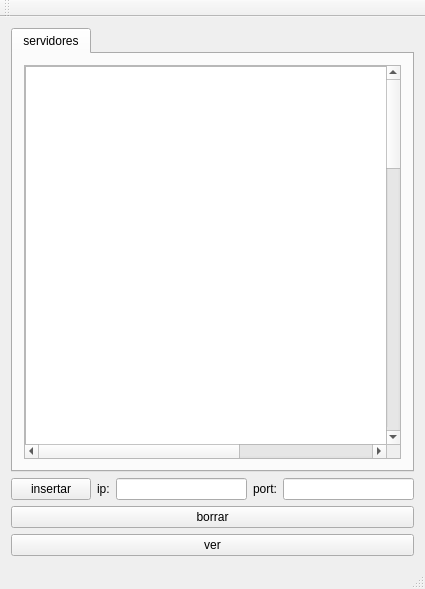
Qt form Midgard/midgardmenu.ui (Programmer-CE/Midgard-Project) before a commit.
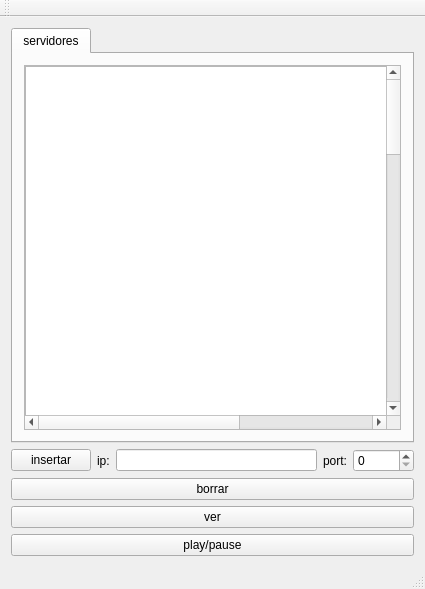
The same form after that commit. Icons and pictures are not drawn.

Diff of the .ui file:
```diff
--- a/Midgard/midgardmenu.ui
+++ b/Midgard/midgardmenu.ui
@@ -95,7 +95,14 @@
          </widget>
         </item>
         <item>
-         <widget class="QLineEdit" name="ipget"/>
+         <widget class="QLineEdit" name="ipget">
+          <property name="styleSheet">
+           <string notr="true"/>
+          </property>
+          <property name="inputMask">
+           <string/>
+          </property>
+         </widget>
         </item>
         <item>
          <widget class="QLabel" name="label_2">
@@ -105,7 +112,11 @@
          </widget>
         </item>
         <item>
-         <widget class="QLineEdit" name="portget"/>
+         <widget class="QSpinBox" name="portget">
+          <property name="maximum">
+           <number>99999</number>
+          </property>
+         </widget>
         </item>
        </layout>
       </item>
@@ -123,6 +134,13 @@
         </property>
        </widget>
       </item>
+      <item>
+       <widget class="QPushButton" name="pushButton">
+        <property name="text">
+         <string>play/pause</string>
+        </property>
+       </widget>
+      </item>
      </layout>
     </item>
    </layout>
```
Left out of the diff: 8 changed lines with no effect on the pictures.
